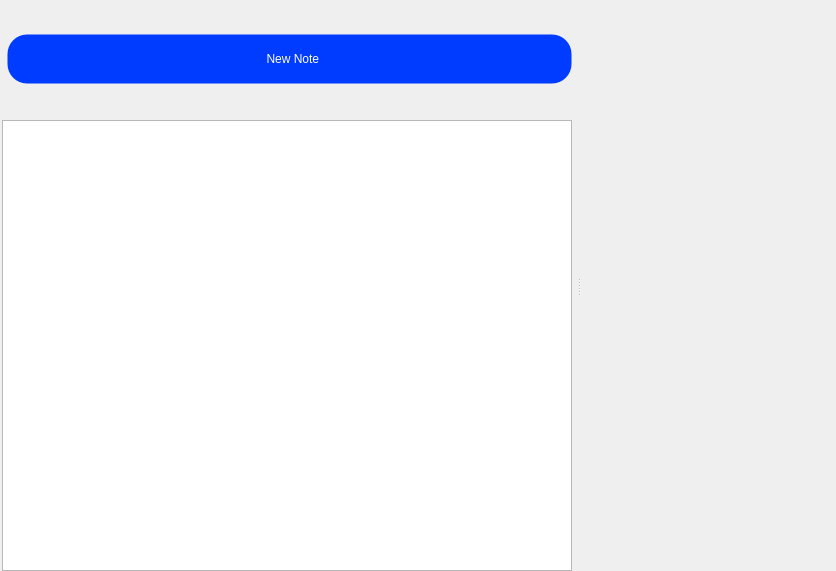
This is forms/NotesDisplayingTab.ui in Patryk-Trojak/Notes as Qt 5 draws it before an edit. The edited form follows.
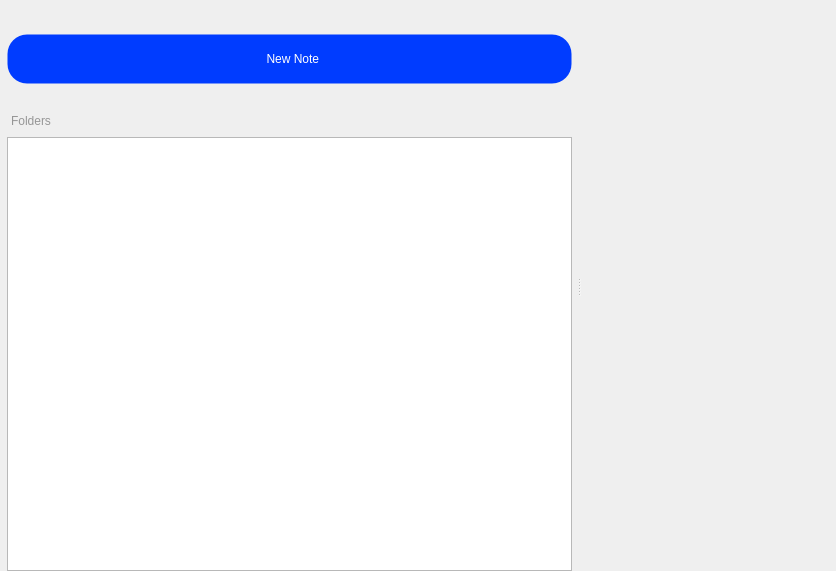
This is the edited form. Icons and pictures are not drawn. Custom widgets are drawn as their Qt base class.

Commit message: Add button to adding new folders

```diff
--- a/forms/NotesDisplayingTab.ui
+++ b/forms/NotesDisplayingTab.ui
@@ -67,7 +67,7 @@
            <number>0</number>
           </property>
           <property name="bottomMargin">
-           <number>30</number>
+           <number>0</number>
           </property>
           <item>
            <widget class="QPushButton" name="newNoteButton">
@@ -113,6 +113,52 @@
             </property>
            </widget>
           </item>
+          <item>
+           <widget class="QWidget" name="widget_2" native="true">
+            <layout class="QHBoxLayout" name="horizontalLayout">
+             <property name="leftMargin">
+              <number>4</number>
+             </property>
+             <property name="topMargin">
+              <number>30</number>
+             </property>
+             <property name="rightMargin">
+              <number>3</number>
+             </property>
+             <item>
+              <widget class="QLabel" name="foldersLabel">
+               <property name="styleSheet">
+                <string notr="true">color: rgb(150, 150, 150);</string>
+               </property>
+               <property name="text">
+                <string>Folders</string>
+               </property>
+              </widget>
+             </item>
+             <item alignment="Qt::AlignRight|Qt::AlignVCenter">
+              <widget class="QPushButton" name="newFolderButton">
+               <property name="sizePolicy">
+                <sizepolicy hsizetype="Maximum" vsizetype="Maximum">
+                 <horstretch>0</horstretch>
+                 <verstretch>0</verstretch>
+                </sizepolicy>
+               </property>
+               <property name="styleSheet">
+                <string notr="true">padding: 0;
+margin: 0;
+border: none;
+</string>
+               </property>
+               <property name="text">
+                <string/>
+               </property>
+               <property name="icon">
+                <iconset>
+                 <normalon>:/images/addBlack.png</normalon>
+                </iconset>
+               </property>
+              </widget>
+             </item>
          </layout>
         </widget>
        </item>
@@ -145,6 +191,9 @@
          <property name="headerHidden">
           <bool>true</bool>
          </property>
+           </widget>
+          </item>
+         </layout>
         </widget>
        </item>
       </layout>
```
Lines whose indentation alone changed are shown as unchanged. The commit also changes 5 other files.
